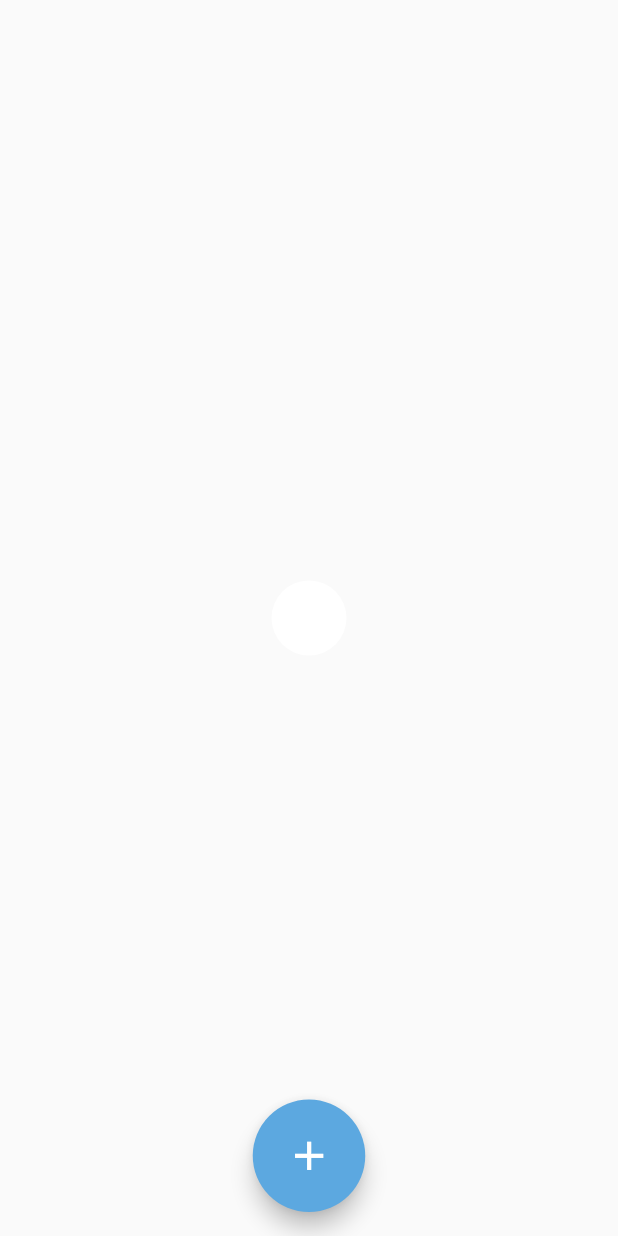
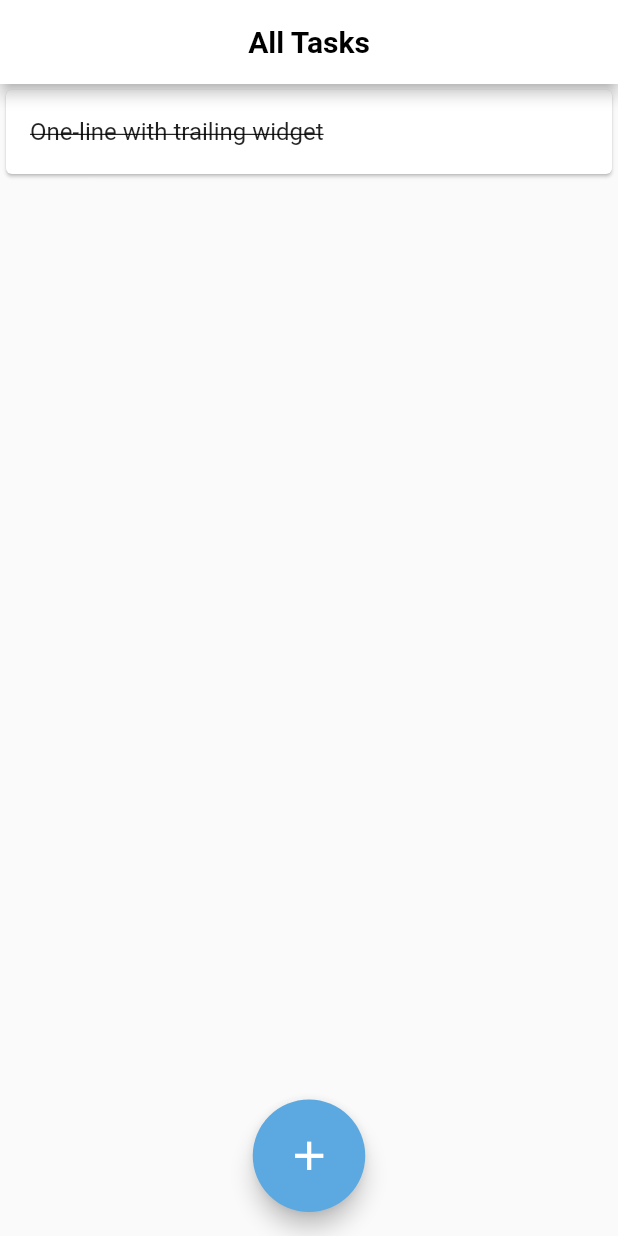
Before and after one commit to devenderbutani21/todo_app, a Flutter app: the screen it shows after launch, on a phone screen of 412 x 824 dp. Run offline on Flutter 3.47's test engine with Material 2 defaults, Android fonts, the phone set to English and light mode, and no system bars.

Commit message:
Updated UI

```diff
--- a/lib/todoApp.dart
+++ b/lib/todoApp.dart
@@ -12,8 +12,30 @@ class TodoAppState extends State<TodoApp>{
   Widget build(BuildContext context) {
     return SafeArea(
       child: Scaffold(
-        body: Center(
-          child: RoundCheckboxButton(),
+        appBar: AppBar(
+          backgroundColor: Colors.white,
+          title: Center(
+            child: Text('All Tasks',
+                  style: TextStyle(
+                    color: Colors.black,
+                    fontWeight: FontWeight.bold,
+                  ),
+            ),
+          ),
+        ),
+        body: ListView(
+          children: <Widget>[
+            Card(
+              child: ListTile(
+                title: Text('One-line with trailing widget',
+                style: _value ?
+                      TextStyle()
+                    : TextStyle( decoration: TextDecoration.lineThrough,),
+              ),
+                trailing: RoundCheckboxButton(),
+              ),
+            ),
+          ],
         ),
         floatingActionButton: Container(
           height: 75,
--- a/lib/widget/roundCheckboxButton.dart
+++ b/lib/widget/roundCheckboxButton.dart
@@ -16,6 +16,8 @@ class RoundCheckboxButtonState extends State<RoundCheckboxButton>{
         });
       },
       child: Container(
+        height: 30,
+        width: 30,
         decoration: BoxDecoration(
           shape: BoxShape.circle,
           color: _value?
@@ -23,16 +25,16 @@ class RoundCheckboxButtonState extends State<RoundCheckboxButton>{
               :Colors.white,
         ),
         child: Padding(
-          padding: const EdgeInsets.all(10.0),
+          padding: const EdgeInsets.all(3.0),
           child: _value
               ? Icon(
             Icons.check,
-            size: 30.0,
+            size: 15.0,
             color: Colors.white,
           )
               : Icon(
             Icons.check_box_outline_blank,
-            size: 30.0,
+            size: 15.0,
             color: Colors.white,
           ),
         ),
```
